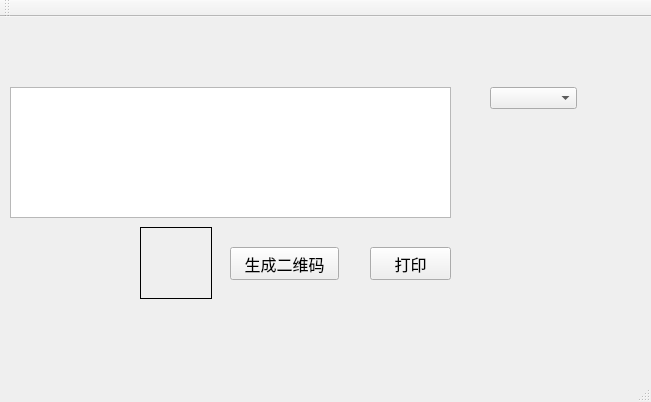
Old version of the form sprinter/mainwindow.ui in the repository isliulin/QT43.
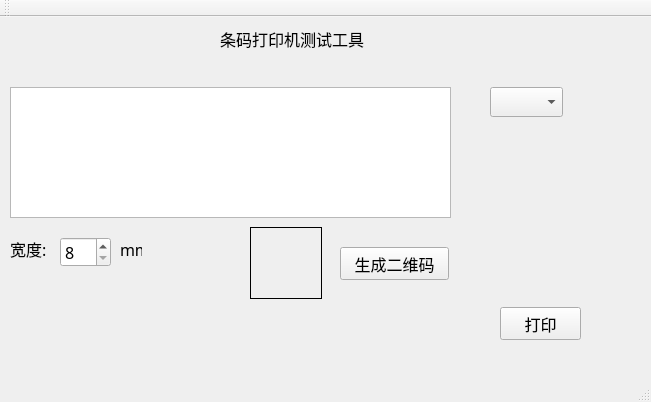
New version of the form.

Diff of the .ui file:
```diff
--- a/sprinter/mainwindow.ui
+++ b/sprinter/mainwindow.ui
@@ -33,7 +33,7 @@
    <widget class="QPushButton" name="pushButton">
     <property name="geometry">
      <rect>
-      <x>230</x>
+      <x>340</x>
       <y>230</y>
       <width>109</width>
       <height>33</height>
@@ -48,16 +48,16 @@
      <rect>
       <x>490</x>
       <y>70</y>
-      <width>87</width>
-      <height>22</height>
+      <width>73</width>
+      <height>30</height>
      </rect>
     </property>
    </widget>
    <widget class="QPushButton" name="pushButton_2">
     <property name="geometry">
      <rect>
-      <x>370</x>
-      <y>230</y>
+      <x>500</x>
+      <y>290</y>
       <width>81</width>
       <height>33</height>
      </rect>
@@ -69,7 +69,7 @@
    <widget class="QLabel" name="qrcode">
     <property name="geometry">
      <rect>
-      <x>140</x>
+      <x>250</x>
       <y>210</y>
       <width>72</width>
       <height>72</height>
@@ -82,6 +82,61 @@
      <string/>
     </property>
    </widget>
+   <widget class="QLabel" name="label">
+    <property name="geometry">
+     <rect>
+      <x>10</x>
+      <y>220</y>
+      <width>43</width>
+      <height>24</height>
+     </rect>
+    </property>
+    <property name="text">
+     <string>宽度:</string>
+    </property>
+   </widget>
+   <widget class="QSpinBox" name="width">
+    <property name="geometry">
+     <rect>
+      <x>60</x>
+      <y>220</y>
+      <width>51</width>
+      <height>30</height>
+     </rect>
+    </property>
+    <property name="minimum">
+     <number>8</number>
+    </property>
+    <property name="maximum">
+     <number>19</number>
+    </property>
+   </widget>
+   <widget class="QLabel" name="label_2">
+    <property name="geometry">
+     <rect>
+      <x>120</x>
+      <y>220</y>
+      <width>22</width>
+      <height>24</height>
+     </rect>
+    </property>
+    <property name="text">
+     <string>mm</string>
+    </property>
+   </widget>
+   <widget class="QLabel" name="label_3">
+    <property name="geometry">
+     <rect>
+      <x>220</x>
+      <y>10</y>
+      <width>180</width>
+      <height>24</height>
+     </rect>
+    </property>
+    <property name="text">
+     <string>条码打印机测试工具</string>
+    </property>
+   </widget>
   </widget>
   <widget class="QMenuBar" name="menuBar">
    <property name="geometry">
```
Left out of the diff: 6 changed lines with no effect on the pictures.
